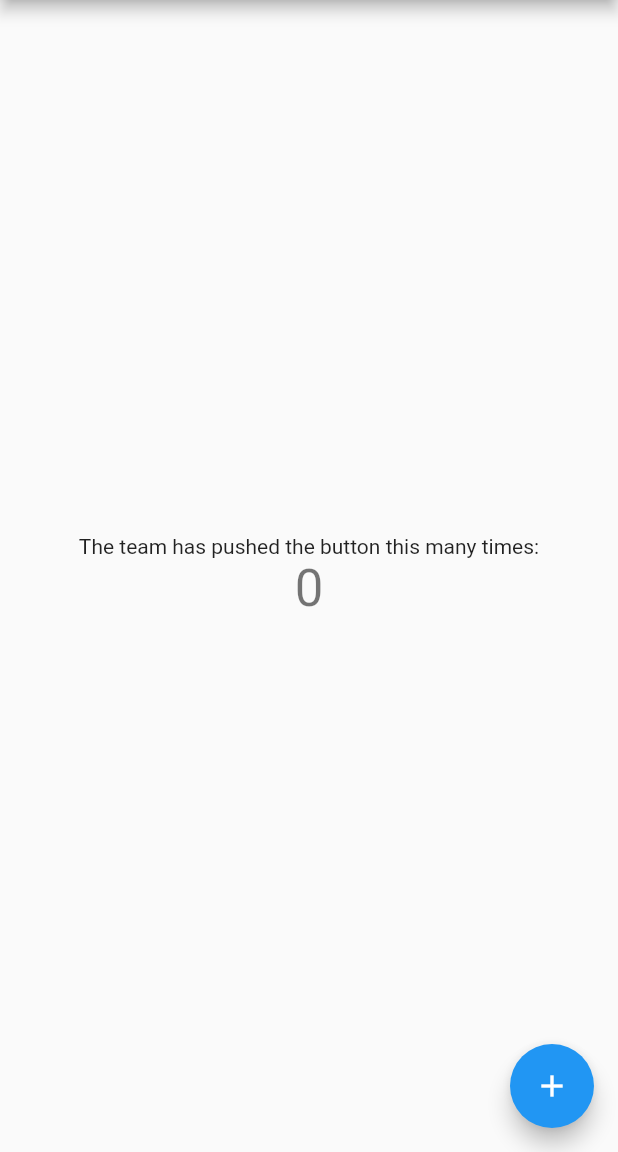
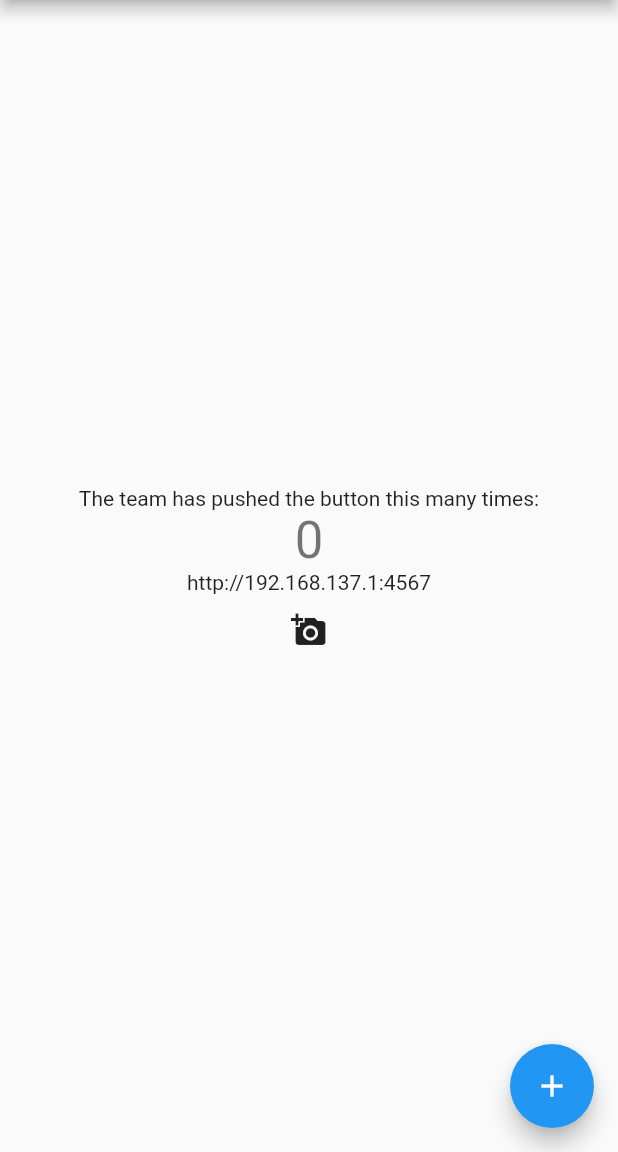
Before and after one commit to onejmi/scouting-app, a Flutter app: the screen it shows after launch, after a tap on the "add" icon, on a phone screen of 412 x 824 dp, the part 84-1236 px from its top. Run offline on Flutter 3.47's test engine with Material 2 defaults, Android fonts, the phone set to English and light mode, and no system bars; missing offline and left inert: qrscan.

Commit message:
Added QR Code reading (for URL)

```diff
--- a/lib/main.dart
+++ b/lib/main.dart
@@ -1,3 +1,4 @@
+import 'package:qrscan/qrscan.dart' as scanner;
 import 'package:flutter/material.dart';
 import 'package:http/http.dart' as http;
 
@@ -28,12 +29,17 @@ class MyHomePage extends StatefulWidget {
 
 class _MyHomePageState extends State<MyHomePage> {
   int _counter = 0;
+  String _url = "http://192.168.137.1:4567";
 
   void _incrementCounter() async {
-    var response = await http.get("http://192.168.137.1:4567");
+    var response = await http.get(_url);
     setState(() {
       _counter = int.parse(response.body);
     });
+  }
+
+  void _changeURL() async {
+    _url = await scanner.scan();
   }
 
   @override
@@ -53,6 +59,11 @@ class _MyHomePageState extends State<MyHomePage> {
               '$_counter',
               style: Theme.of(context).textTheme.display1,
             ),
+            Text('$_url'),
+            IconButton(
+              icon: Icon(Icons.add_a_photo),
+              onPressed: _changeURL,
+            )
           ],
         ),
       ),
--- a/pubspec.yaml
+++ b/pubspec.yaml
@@ -11,6 +11,7 @@ dependencies:
     sdk: flutter
   cupertino_icons: ^0.1.2
   http: ^0.12.0+4
+  qrscan: ^0.2.17
 
 dev_dependencies:
   flutter_test:
```
Also changed, not shown: pubspec.lock, 6 other files.
